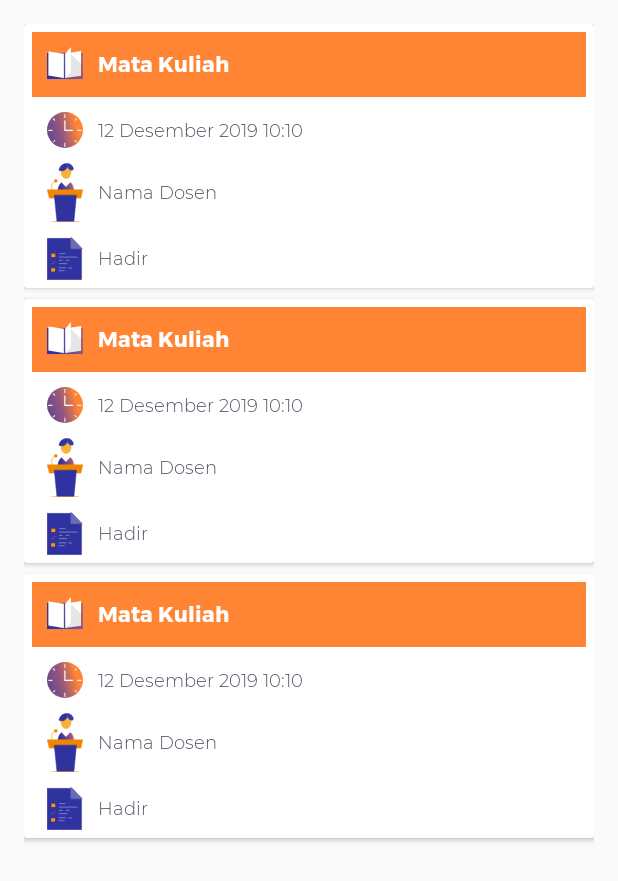
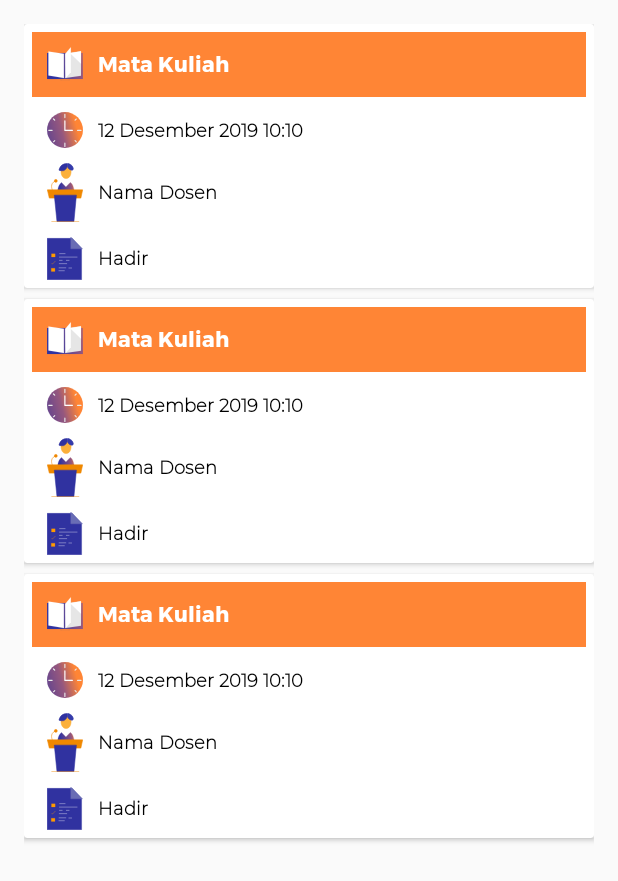
Before and after one commit to bimamahendra/MaNgabv2, an Android app: the layout fragment_recent_history.xml on its own in the app's theme, with its tools: preview values and no code run, on a phone screen of 412 x 824 dp. Shown: the top 881 px of the screen. Run offline under Robolectric (Android 15) with nearby library versions, the phone set to English and light mode, and no system bars.

Commit message:
edit history dosen

```diff
--- a/app/src/main/java/com/stiki/mangab/activity/MainActivity.java
+++ b/app/src/main/java/com/stiki/mangab/activity/MainActivity.java
@@ -109,6 +109,5 @@ public class MainActivity extends AppCompatActivity {
     @Override
     public void onBackPressed() {
         finishAffinity();
-        finish();
     }
 }
--- a/app/src/main/java/com/stiki/mangab/adapter/HistoryAbsensiAdapter.java
+++ b/app/src/main/java/com/stiki/mangab/adapter/HistoryAbsensiAdapter.java
@@ -31,8 +31,8 @@ public class HistoryAbsensiAdapter extends RecyclerView.Adapter<HistoryAbsensiAd
     @Override
     public void onBindViewHolder(@NonNull HistoriAbsensiVH holder, int position) {
         holder.tvMataKuliahClass.setText(dataHistory.get(position).namaMatkul + " | " + dataHistory.get(position).kelasMatkul);
-        holder.tvClassDateTime.setText(dataHistory.get(position).ruanganMatkul + ", " + dataHistory.get(position).jadwalKelas);
-        holder.tvRoom.setText(dataHistory.get(position).ruanganMatkul);
+        holder.tvClassDateTime.setText(dataHistory.get(position).jadwalKelas);
+        holder.tvRoom.setText(dataHistory.get(position).jenisAbsen == 0? "Offline" : "Online");
         holder.tvTopik.setText(dataHistory.get(position).topikMatkul);
     }
 
--- a/app/src/main/java/com/stiki/mangab/api/response/HistoryAbsensiResponse.java
+++ b/app/src/main/java/com/stiki/mangab/api/response/HistoryAbsensiResponse.java
@@ -21,8 +21,8 @@ public class HistoryAbsensiResponse extends BaseResponse {
         @SerializedName("topik_matkul")
         public String topikMatkul;
 
-        @SerializedName("ruangan_matkul")
-        public String ruanganMatkul;
+        @SerializedName("jenis_absen")
+        public int jenisAbsen;
 
         @SerializedName("jadwal_kelas")
         public String jadwalKelas;
--- a/app/src/main/res/layout/row_history_mhs.xml
+++ b/app/src/main/res/layout/row_history_mhs.xml
@@ -55,7 +55,8 @@
                 android:layout_gravity="center_vertical"
                 android:id="@+id/tvAbsen"
                 android:textSize="12sp"
-                android:textColor="@color/colorText"/>
+                android:textColor="@android:color/black"
+                android:textStyle="bold"/>
         </LinearLayout>
 
         <LinearLayout
@@ -78,7 +79,8 @@
                 android:layout_gravity="center_vertical"
                 android:id="@+id/tvNamaDosen"
                 android:textSize="12sp"
-                android:textColor="@color/colorText"/>
+                android:textColor="@android:color/black"
+                android:textStyle="bold"/>
         </LinearLayout>
 
         <LinearLayout
@@ -101,7 +103,8 @@
                 android:layout_gravity="center_vertical"
                 android:id="@+id/tvStatusKehadiran"
                 android:textSize="12sp"
-                android:textColor="@color/colorText"/>
+                android:textColor="@android:color/black"
+                android:textStyle="bold"/>
         </LinearLayout>
 
     </LinearLayout>
```
Also changed, not shown: app/src/main/res/layout/row_history.xml (+6 -3 lines).
